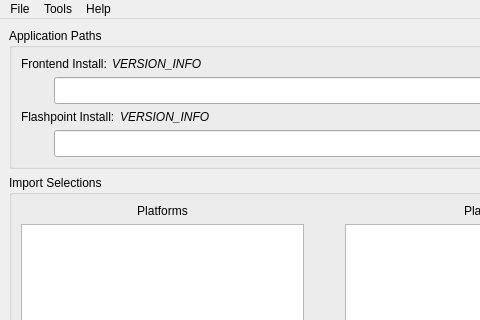
The window that app/src/ui/mainwindow.ui (oblivioncth/FIL) describes before a commit, drawn with Qt 5; both pictures show x 0 to 480 and y 0 to 320 of the 648 by 960 pixel window.
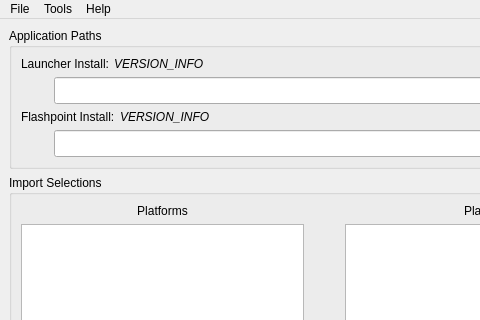
The same window after the commit. Icons and pictures are not drawn.

Commit message:
Restructure project, use bindable properties, use "Launcher"
Multi-component overhaul in pursuit of overall streamlining.

- Restructure the project for overall better organization
- Use "Launcher" nomenclature over "Frontend" to better match with the
name of the app and to avoid ambiguity with the UI itself
- Use Qx Bindable Properties (originally was to be Qt Bindable
Properties, but oh boy that was a rabbit whole that lead to the creation
of the former) for the UI
- Minor bug fixes

What changed in the file:
```diff
--- a/app/src/ui/mainwindow.ui
+++ b/app/src/ui/mainwindow.ui
@@ -230,7 +230,7 @@
          <item>
           <widget class="QLabel" name="label_frontendPath">
            <property name="text">
-            <string>Frontend Install:</string>
+            <string>Launcher Install:</string>
            </property>
            <property name="indent">
             <number>0</number>
```
Left out of the diff: 213 changed lines with no effect on the pictures. The commit also changes 76 other files.
